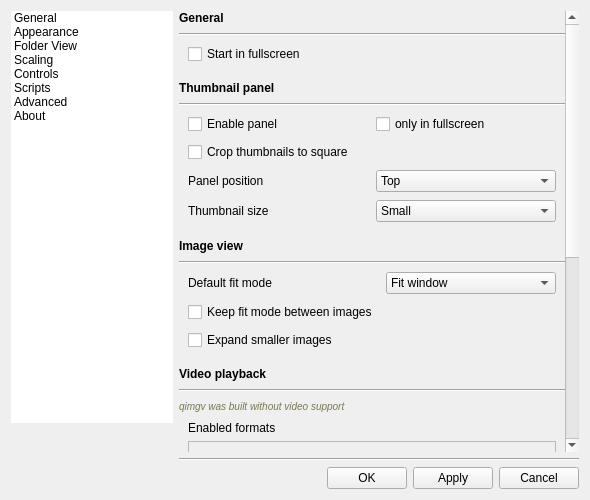
Qt form qimgv/gui/dialogs/settingsdialog.ui (DropGuard/ImPulse) before a commit.
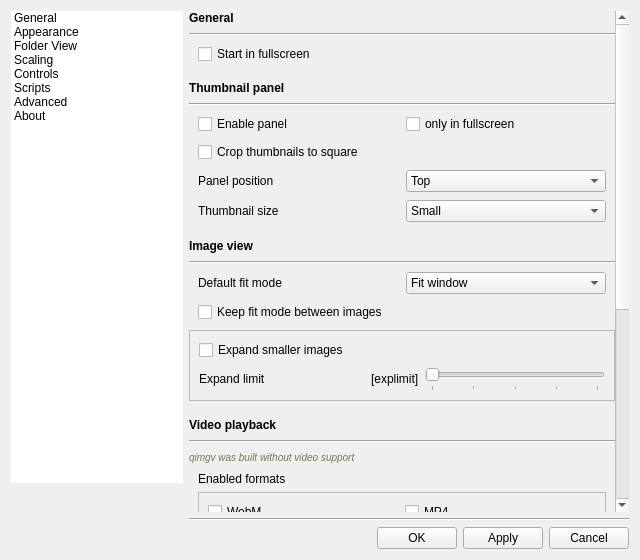
The same form after that commit. Custom widgets are drawn as their Qt base class.

Commit message: [Settings] add "expandLimit"  #153

What changed in the file:
```diff
--- a/qimgv/gui/dialogs/settingsdialog.ui
+++ b/qimgv/gui/dialogs/settingsdialog.ui
@@ -12,8 +12,8 @@
    <rect>
     <x>0</x>
     <y>0</y>
-    <width>590</width>
-    <height>500</height>
+    <width>640</width>
+    <height>560</height>
    </rect>
   </property>
   <property name="sizePolicy">
@@ -24,8 +24,8 @@
   </property>
   <property name="minimumSize">
    <size>
-    <width>590</width>
-    <height>500</height>
+    <width>630</width>
+    <height>550</height>
    </size>
   </property>
   <property name="maximumSize">
@@ -325,7 +325,7 @@
          </property>
          <property name="minimumSize">
           <size>
-           <width>400</width>
+           <width>440</width>
            <height>0</height>
           </size>
          </property>
@@ -364,9 +364,9 @@
               <property name="geometry">
                <rect>
                 <x>0</x>
-                <y>0</y>
-                <width>386</width>
-                <height>952</height>
+                <y>-123</y>
+                <width>426</width>
+                <height>1007</height>
                </rect>
               </property>
               <layout class="QVBoxLayout" name="verticalLayout_5">
@@ -722,25 +722,10 @@
                    </property>
                   </widget>
                  </item>
-                 <item row="2" column="0" colspan="2">
-                  <widget class="QCheckBox" name="expandImageCheckBox">
-                   <property name="sizePolicy">
-                    <sizepolicy hsizetype="MinimumExpanding" vsizetype="Minimum">
-                     <horstretch>0</horstretch>
-                     <verstretch>0</verstretch>
-                    </sizepolicy>
-                   </property>
-                   <property name="minimumSize">
-                    <size>
-                     <width>0</width>
-                     <height>0</height>
-                    </size>
-                   </property>
-                   <property name="toolTip">
-                    <string>Expand smaller images to fill the window (except for 1:1 fit mode).</string>
-                   </property>
+                 <item row="1" column="0">
+                  <widget class="QCheckBox" name="keepFitModeCheckBox">
                    <property name="text">
-                    <string>Expand smaller images</string>
+                    <string>Keep fit mode between images</string>
                    </property>
                   </widget>
                  </item>
@@ -775,15 +760,119 @@
                    </item>
                   </widget>
                  </item>
-                 <item row="1" column="0">
-                  <widget class="QCheckBox" name="keepFitModeCheckBox">
-                   <property name="text">
-                    <string>Keep fit mode between images</string>
-                   </property>
-                  </widget>
-                 </item>
                 </layout>
                </item>
+               <item>
+                <widget class="QFrame" name="frame_4">
+                 <property name="frameShape">
+                  <enum>QFrame::StyledPanel</enum>
+                 </property>
+                 <property name="frameShadow">
+                  <enum>QFrame::Raised</enum>
+                 </property>
+                 <layout class="QVBoxLayout" name="verticalLayout_8">
+                  <item>
+                   <widget class="QCheckBox" name="expandImageCheckBox">
+                    <property name="sizePolicy">
+                     <sizepolicy hsizetype="MinimumExpanding" vsizetype="Minimum">
+                      <horstretch>0</horstretch>
+                      <verstretch>0</verstretch>
+                     </sizepolicy>
+                    </property>
+                    <property name="minimumSize">
+                     <size>
+                      <width>0</width>
+                      <height>0</height>
+                     </size>
+                    </property>
+                    <property name="toolTip">
+                     <string>Expand smaller images to fill the window (except for 1:1 fit mode).</string>
+                    </property>
+                    <property name="text">
+                     <string>Expand smaller images</string>
+                    </property>
+                   </widget>
+                  </item>
+                  <item>
+                   <layout class="QHBoxLayout" name="horizontalLayout_9">
+                    <property name="leftMargin">
+                     <number>0</number>
+                    </property>
+                    <property name="topMargin">
+                     <number>0</number>
+                    </property>
+                    <property name="rightMargin">
+                     <number>0</number>
+                    </property>
+                    <property name="bottomMargin">
+                     <number>0</number>
+                    </property>
+                    <item>
+                     <widget class="QLabel" name="label_24">
+                      <property name="text">
+                       <string>Expand limit</string>
+                      </property>
+                     </widget>
+                    </item>
+                    <item>
+                     <spacer name="horizontalSpacer_11">
+                      <property name="orientation">
+                       <enum>Qt::Horizontal</enum>
+                      </property>
+                      <property name="sizeHint" stdset="0">
+                       <size>
+                        <width>20</width>
+                        <height>20</height>
+                       </size>
+                      </property>
+                     </spacer>
+                    </item>
+                    <item>
+                     <widget class="QLabel" name="expandLimitLabel">
+                      <property name="text">
+                       <string>[explimit]</string>
+                      </property>
+                     </widget>
+                    </item>
+                    <item>
+                     <widget class="QSlider" name="expandLimitSlider">
+                      <property name="sizePolicy">
+                       <sizepolicy hsizetype="Preferred" vsizetype="Fixed">
+                        <horstretch>0</horstretch>
+                        <verstretch>0</verstretch>
+                       </sizepolicy>
+                      </property>
+                      <property name="minimumSize">
+                       <size>
+                        <width>180</width>
+                        <height>25</height>
+                       </size>
+                      </property>
+                      <property name="minimum">
+                       <number>0</number>
+                      </property>
+                      <property name="maximum">
+                       <number>4</number>
+                      </property>
+                      <property name="pageStep">
+                       <number>1</number>
+                      </property>
+                      <property name="orientation">
+                       <enum>Qt::Horizontal</enum>
+                      </property>
+                      <property name="tickPosition">
+                       <enum>QSlider::TicksBelow</enum>
+                      </property>
+                      <property name="tickInterval">
+                       <number>1</number>
+                      </property>
+                     </widget>
+                    </item>
+                   </layout>
+                  </item>
+                 </layout>
+                </widget>
+               </item>
                <item>
                 <spacer name="verticalSpacer_8">
                  <property name="orientation">
@@ -1181,8 +1270,8 @@
                <rect>
                 <x>0</x>
                 <y>0</y>
-                <width>325</width>
-                <height>390</height>
+                <width>440</width>
+                <height>494</height>
                </rect>
               </property>
               <layout class="QVBoxLayout" name="verticalLayout_25">
@@ -1748,8 +1837,8 @@
                <rect>
                 <x>0</x>
                 <y>0</y>
-                <width>426</width>
-                <height>242</height>
+                <width>440</width>
+                <height>494</height>
                </rect>
               </property>
               <layout class="QVBoxLayout" name="verticalLayout_27">
```
Left out of the diff: 55 changed lines with no effect on the pictures. The commit also changes 6 other files.
